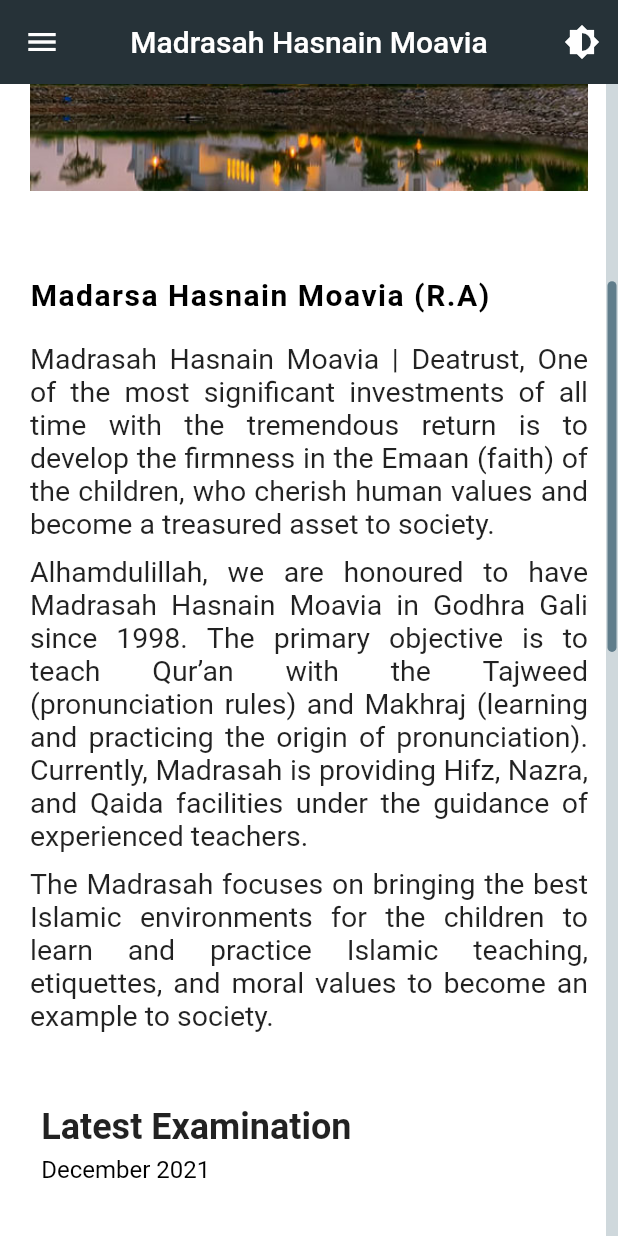
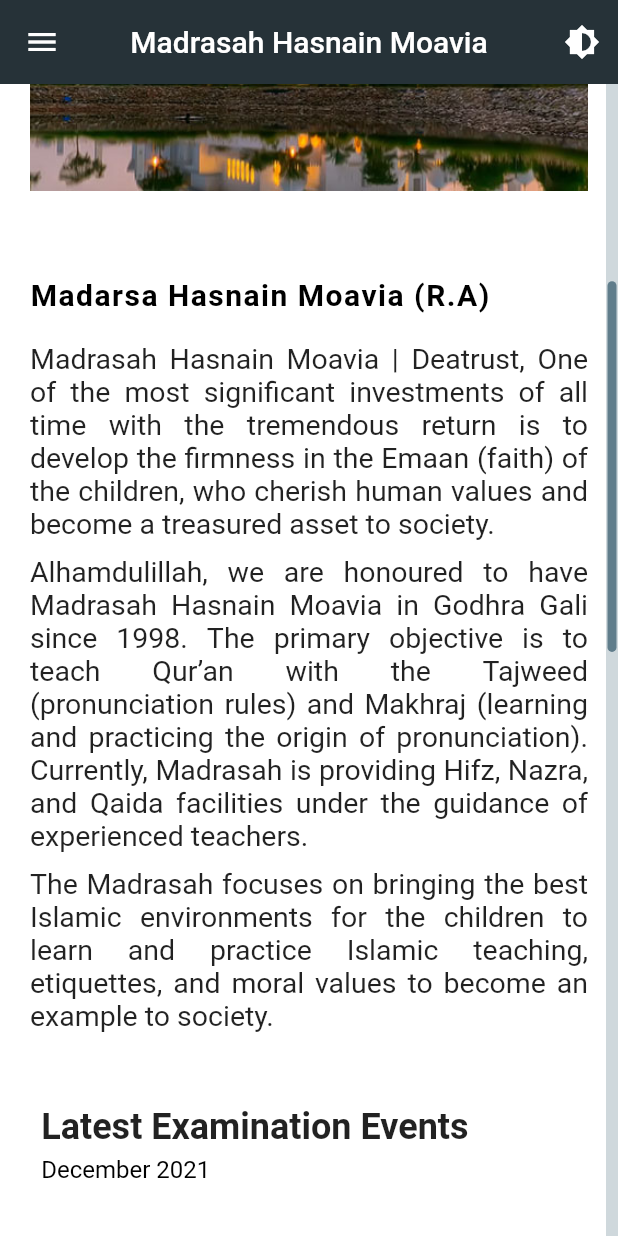
Before and after one commit to AbdulSattarSuleman/MHM-Website, a Flutter app: the screen it shows after launch, scrolled down 576 dp, on a phone screen of 412 x 824 dp. Run offline on Flutter 3.47's test engine with Material 2 defaults, Android fonts, the light colour scheme and no system bars; our stand-ins replace carousel_slider, easy_dynamic_theme, font_awesome_flutter, google_fonts, google_maps_flutter, video_player and 1 more; network calls fail; Roboto replaces fonts that are missing (Montserrat).

Commit message:
text update

```diff
--- a/lib/screens/home_screen.dart
+++ b/lib/screens/home_screen.dart
@@ -108,7 +108,7 @@ class _HomePageState extends State<HomePage> {
                           IntroductionText(),
                           FeaturedHeading(
                             screenSize: screenSize,
-                            title: "Latest Examination",
+                            title: "Latest Examination Events",
                           ),
                           VideoScreen(),
                           FeaturedHeading(
```
